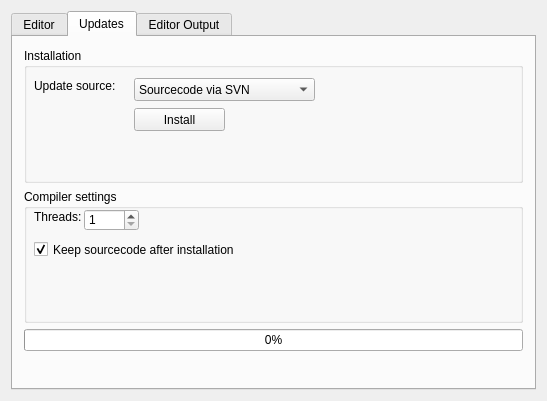
This is mainwindow.ui in Sponk/maratis-manager as Qt 5 draws it before an edit. The edited form follows.
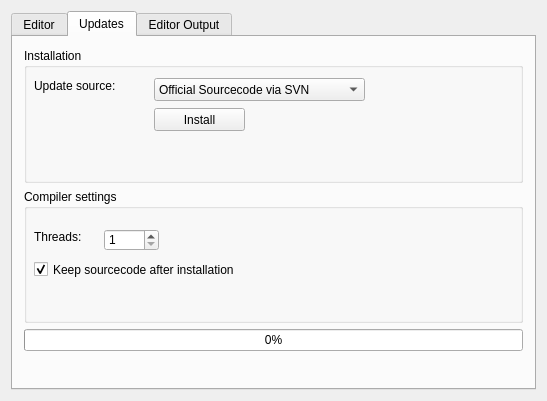
This is the edited form. The open tabs and pages were chosen to show the change.

Commit message: * Layout improved for GNOME 3

Diff of the .ui file:
```diff
--- a/mainwindow.ui
+++ b/mainwindow.ui
@@ -107,15 +107,15 @@
           <widget class="QComboBox" name="sourceCombo">
            <property name="geometry">
             <rect>
-             <x>110</x>
+             <x>130</x>
              <y>30</y>
-             <width>181</width>
+             <width>211</width>
              <height>23</height>
             </rect>
            </property>
            <item>
             <property name="text">
-             <string>Sourcecode via SVN</string>
+             <string>Official Sourcecode via SVN</string>
             </property>
            </item>
            <item>
@@ -145,7 +145,7 @@
           <widget class="QPushButton" name="installButton">
            <property name="geometry">
             <rect>
-             <x>110</x>
+             <x>130</x>
              <y>60</y>
              <width>91</width>
              <height>23</height>
@@ -166,7 +166,7 @@
            <property name="geometry">
             <rect>
              <x>10</x>
-             <y>50</y>
+             <y>70</y>
              <width>341</width>
              <height>21</height>
             </rect>
@@ -181,8 +181,8 @@
           <widget class="QSpinBox" name="threadsBox">
            <property name="geometry">
             <rect>
-             <x>60</x>
-             <y>20</y>
+             <x>80</x>
+             <y>40</y>
              <width>55</width>
              <height>22</height>
             </rect>
@@ -198,7 +198,7 @@
            <property name="geometry">
             <rect>
              <x>10</x>
-             <y>20</y>
+             <y>40</y>
              <width>61</width>
              <height>16</height>
             </rect>
```
Left out of the diff: 25 changed lines with no effect on the pictures.
